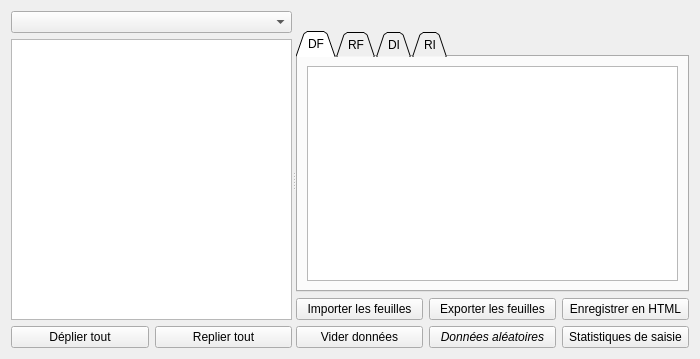
The window that formeditaudit.ui (GiPiLab/ProtonClassicSuite) describes before a commit, drawn with Qt 5.
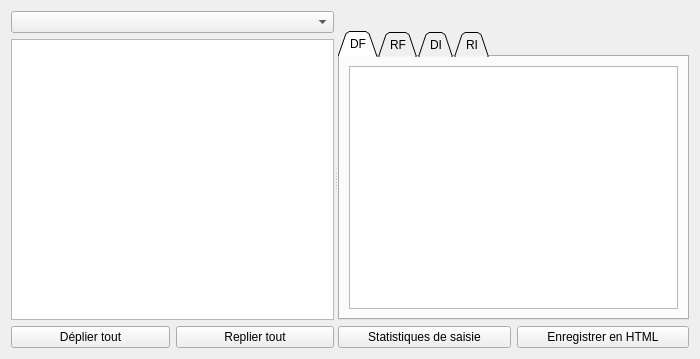
The same window after the commit. Icons and pictures are not drawn.

What changed in the file:
```diff
--- a/formeditaudit.ui
+++ b/formeditaudit.ui
@@ -65,7 +65,20 @@
      </widget>
      <widget class="QWidget" name="layoutWidget">
       <layout class="QGridLayout" name="gridLayout_2">
-       <item row="1" column="0" colspan="3">
+       <item row="2" column="0">
+        <widget class="QPushButton" name="statsButton">
+         <property name="sizePolicy">
+          <sizepolicy hsizetype="Minimum" vsizetype="Minimum">
+           <horstretch>0</horstretch>
+           <verstretch>0</verstretch>
+          </sizepolicy>
+         </property>
+         <property name="text">
+          <string>Statistiques de saisie</string>
+         </property>
+        </widget>
+       </item>
+       <item row="1" column="0" colspan="2">
         <widget class="QTabWidget" name="tabWidget">
          <property name="tabShape">
           <enum>QTabWidget::Triangular</enum>
@@ -194,74 +207,14 @@
          </widget>
         </widget>
        </item>
-       <item row="2" column="0">
-        <widget class="QPushButton" name="pushButtonImportLeaves">
-         <property name="toolTip">
-          <string>&lt;html&gt;&lt;head/&gt;&lt;body&gt;&lt;p&gt;Importer les données d'un audit &lt;span style=&quot; font-weight:600;&quot;&gt;pour le mode (&lt;/span&gt;&lt;span style=&quot; font-weight:600; font-style:italic;&quot;&gt;dépenses ou recettes de fonctionnement ou d'investissement&lt;/span&gt;&lt;span style=&quot; font-weight:600;&quot;&gt;) actif&lt;/span&gt;.&lt;/p&gt;&lt;p&gt;Le fichier doit être au format XLSX et contenir les données des feuilles pour l'arbre et le mode concernés. Vous pouvez générer un squelette pré-rempli de ce fichier à l'aide du bouton &amp;quot;Exporter données&amp;quot; puis le compléter à l'aide d'un tableur.&lt;/p&gt;&lt;/body&gt;&lt;/html&gt;</string>
-         </property>
-         <property name="text">
-          <string>Importer les feuilles</string>
-         </property>
-         <property name="icon">
-          <iconset resource="Images.qrc">
-           <normaloff>:/icons/icons/excel_imports.png</normaloff>:/icons/icons/excel_imports.png</iconset>
-         </property>
-        </widget>
-       </item>
-       <item row="2" column="1">
-        <widget class="QPushButton" name="pushButtonExportLeaves">
-         <property name="toolTip">
-          <string>&lt;html&gt;&lt;head/&gt;&lt;body&gt;&lt;p&gt;Exporter les données actuelles &lt;span style=&quot; font-weight:600;&quot;&gt;du mode sélectionné (&lt;/span&gt;&lt;span style=&quot; font-weight:600; font-style:italic;&quot;&gt;dépenses ou recettes de fonctionnement ou d'investissement&lt;/span&gt;&lt;span style=&quot; font-weight:600;&quot;&gt;)&lt;/span&gt; dans un fichier tableur.&lt;/p&gt;&lt;p&gt;Seules les données des feuilles de l'arbre sont exportées, les noeuds de plus haut niveau dans l'arbre étant calculés automatiquement. Le fichier obtenu peut être modifié ou complété à l'aide d'un tableur.&lt;/p&gt;&lt;/body&gt;&lt;/html&gt;</string>
-         </property>
-         <property name="text">
-          <string>Exporter les feuilles</string>
-         </property>
-         <property name="icon">
-          <iconset resource="Images.qrc">
-           <normaloff>:/icons/icons/excel_exports.png</normaloff>:/icons/icons/excel_exports.png</iconset>
-         </property>
-        </widget>
-       </item>
-       <item row="3" column="0">
-        <widget class="QPushButton" name="clearDataButton">
-         <property name="text">
-          <string>Vider données</string>
-         </property>
-        </widget>
-       </item>
-       <item row="3" column="1">
-        <widget class="QPushButton" name="randomDataButton">
-         <property name="font">
-          <font>
-           <italic>true</italic>
-          </font>
-         </property>
-         <property name="text">
-          <string>Données aléatoires</string>
-         </property>
-        </widget>
-       </item>
-       <item row="0" column="0" colspan="3">
+       <item row="0" column="0" colspan="2">
         <widget class="QLabel" name="label">
          <property name="text">
           <string/>
          </property>
         </widget>
        </item>
-       <item row="3" column="2">
-        <widget class="QPushButton" name="statsButton">
-         <property name="sizePolicy">
-          <sizepolicy hsizetype="Minimum" vsizetype="Minimum">
-           <horstretch>0</horstretch>
-           <verstretch>0</verstretch>
-          </sizepolicy>
-         </property>
-         <property name="text">
-          <string>Statistiques de saisie</string>
-         </property>
-        </widget>
-       </item>
-       <item row="2" column="2">
+       <item row="2" column="1">
         <widget class="QPushButton" name="pushButtonExportHTML">
          <property name="text">
           <string>Enregistrer en HTML</string>
```
Left out of the diff: 16 changed lines with no effect on the pictures.
